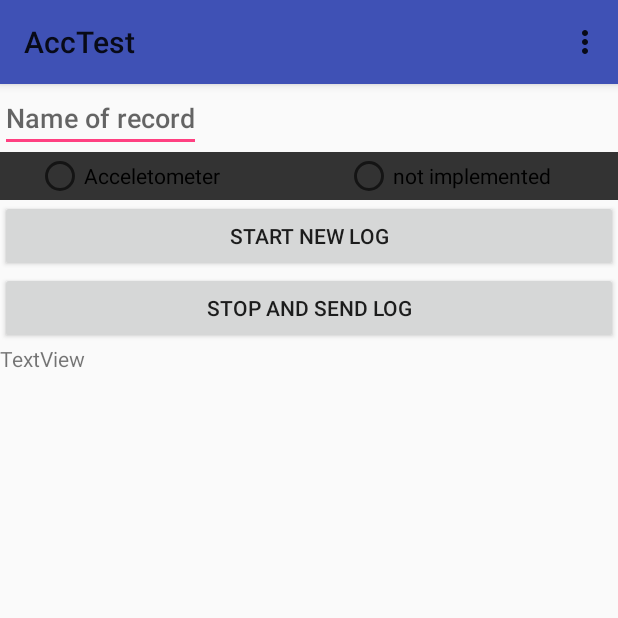
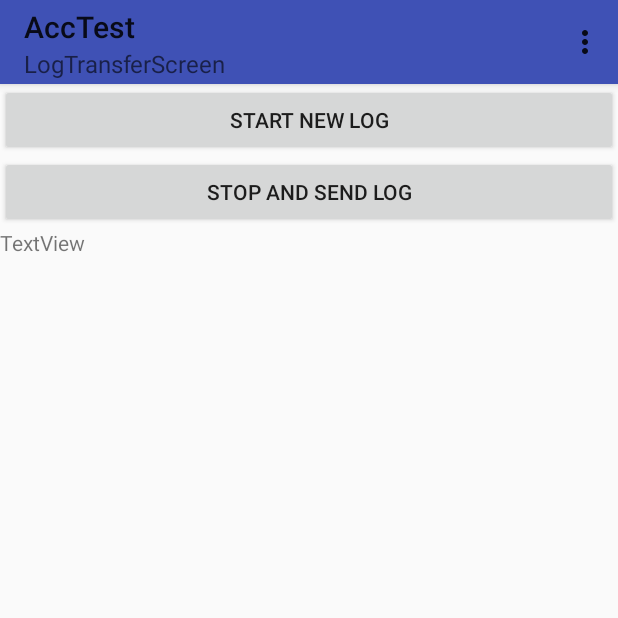
Before and after one commit to fresheed/ActionLogger, an Android app: the screen it shows after launch (LogTransferScreen), on a phone screen of 412 x 824 dp, the top half of it. Run offline under Robolectric (Android 15) with nearby library versions, the phone set to English and light mode, and no system bars; libraries missing offline, so code that uses them is left out: com.dropbox.core; 2 statements that could not run were skipped.

Commit message:
removed unused files; added subtitle for mobile activities

```diff
--- a/mobile/src/main/java/org/fresheed/actionlogger/android/mobile/screens/DebugActivity.java
+++ b/mobile/src/main/java/org/fresheed/actionlogger/android/mobile/screens/DebugActivity.java
@@ -38,9 +38,9 @@ public abstract class DebugActivity extends AppCompatActivity implements Message
         super.onCreate(savedInstanceState);
         setContentView(getLayoutId());
         Toolbar toolbar = (Toolbar) findViewById(R.id.navigation_toolbar);
+        toolbar.setSubtitle(getClass().getSimpleName());
         setSupportActionBar(toolbar);
         last_messages_view=(TextView) findViewById(getLogViewId());
-
         setup();
     }
 
--- a/mobile/src/main/res/layout/activity_record.xml
+++ b/mobile/src/main/res/layout/activity_record.xml
@@ -14,41 +14,6 @@
         android:elevation="4dp"
         android:theme="@style/ThemeOverlay.AppCompat.ActionBar"
         app:popupTheme="@style/ThemeOverlay.AppCompat.Light"/>
-
-    <EditText
-        android:text=""
-        android:inputType="text"
-        android:hint="Name of record"
-        android:layout_width="wrap_content"
-        android:layout_height="wrap_content"
-        android:id="@+id/record_name"
-        android:textAppearance="@android:style/TextAppearance.DeviceDefault.Medium" />
-
-    <RadioGroup
-        android:id="@+id/sensor_type"
-        android:text="Sensor type"
-        android:layout_width="match_parent"
-        android:layout_height="wrap_content"
-        android:background="#333333"
-        android:orientation="horizontal">
-
-        <RadioButton
-            android:id="@+id/sensor_accelerometer"
-            android:layout_width="match_parent"
-            android:layout_height="wrap_content"
-            android:layout_marginLeft="24dp"
-            android:text="Acceletometer"
-            android:layout_weight="1" />
-
-        <RadioButton
-            android:id="@+id/sensor_nonimplemented"
-            android:text="not implemented"
-            android:layout_width="match_parent"
-            android:layout_height="wrap_content"
-            android:layout_marginLeft="24dp"
-            android:layout_weight="1" />
-
-    </RadioGroup>
 
     <Button
         android:text="Start new log"
```
Also changed, not shown: mobile/src/main/java/org/fresheed/actionlogger/android/mobile/screens/ActivityDetectionScreen.java (deleted, +0 -205 lines), mobile/src/main/res/layout/activity_detection.xml (deleted, +0 -15 lines).
